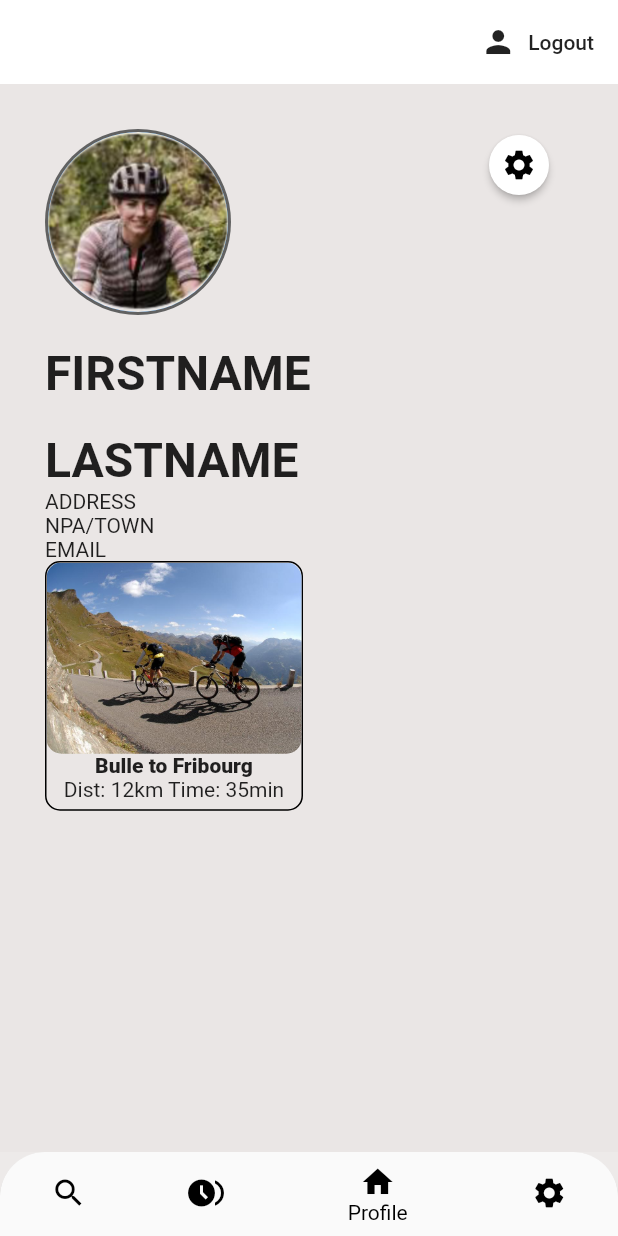
After one commit to ndevanthery/cycling_routes, a Flutter app: the screen it shows once a user with an empty profile is signed in, item 3 of the bottom bar chosen, on a phone screen of 412 x 824 dp. The commit adds this screen. Run offline on Flutter 3.47's test engine with Material 2 defaults, Android fonts, the phone set to English and light mode, and no system bars; our stand-ins replace cloud_firestore, firebase_auth, firebase_core, flutter_map, flutter_spinkit, geolocator and 1 more; missing offline and left inert: dart:html; accounts and stored records are empty.

Commit message:
Profile page beginning

```diff
--- a/lib/Screens/home/home.dart
+++ b/lib/Screens/home/home.dart
@@ -1,16 +1,29 @@
 import 'package:cycling_routes/Screens/map/mapView.dart';
+import 'package:cycling_routes/Screens/profile/Profile.dart';
 import 'package:cycling_routes/Services/auth.dart';
 import 'package:flutter/material.dart';
 
-class Home extends StatelessWidget {
+class Home extends StatefulWidget {
   Home({Key? key}) : super(key: key);
 
+  @override
+  State<Home> createState() => _HomeState();
+}
+
+class _HomeState extends State<Home> {
   final AuthService _auth = AuthService();
+
+  int _selectedIndex = 0;
+  List<Widget> _pages = <Widget>[
+    Container(child: Center(child: Text("list of routes"))),
+    MapPage(),
+    ProfilePage(),
+    Container(child: Center(child: Text("Settings"))),
+  ];
 
   @override
   Widget build(BuildContext context) {
     return Scaffold(
-      backgroundColor: Colors.white,
       appBar: AppBar(
         backgroundColor: Colors.white,
         elevation: 0.0,
@@ -25,12 +38,37 @@ class Home extends StatelessWidget {
           )
         ],
       ),
-      body: TextButton(
-          onPressed: () {
-            Navigator.push(
-                context, MaterialPageRoute(builder: (context) => MapView()));
-          },
-          child: Text("MAP")),
+      body: Center(
+        child: _pages.elementAt(_selectedIndex), //New
+      ),
+      bottomNavigationBar: ClipRRect(
+        borderRadius: BorderRadius.only(
+            topRight: Radius.circular(30), topLeft: Radius.circular(30)),
+        child: BottomNavigationBar(
+          items: [
+            BottomNavigationBarItem(
+              icon: Icon(
+                Icons.search,
+                color: Colors.black,
+              ),
+              label: "Search",
+            ),
+            BottomNavigationBarItem(
+                icon: Icon(Icons.browse_gallery), label: "Map"),
+            BottomNavigationBarItem(icon: Icon(Icons.home), label: "Profile"),
+            BottomNavigationBarItem(
+                icon: Icon(Icons.settings), label: "Settings"),
+          ],
+          onTap: _onItemTapped,
+          currentIndex: _selectedIndex,
+        ),
+      ),
     );
   }
+
+  void _onItemTapped(int index) {
+    setState(() {
+      _selectedIndex = index;
+    });
+  }
 }
--- a/lib/Screens/map/mapView.dart
+++ b/lib/Screens/map/mapView.dart
@@ -3,14 +3,14 @@ import 'package:flutter_map/flutter_map.dart';
 import 'package:geolocator/geolocator.dart';
 import 'package:latlong2/latlong.dart';
 
-class MapView extends StatefulWidget {
-  const MapView({Key? key}) : super(key: key);
+class MapPage extends StatefulWidget {
+  const MapPage({Key? key}) : super(key: key);
 
   @override
-  State<MapView> createState() => _MapViewState();
+  State<MapPage> createState() => _MapPageState();
 }
 
-class _MapViewState extends State<MapView> {
+class _MapPageState extends State<MapPage> {
   Position? _position;
 
   void _getCurrentLocation() async {
@@ -52,9 +52,6 @@ class _MapViewState extends State<MapView> {
   @override
   Widget build(BuildContext context) {
     return Scaffold(
-        appBar: AppBar(
-          title: Text("map display"),
-        ),
         body: FlutterMap(
       options: MapOptions(
           minZoom: 7,
--- /dev/null
+++ b/lib/Screens/profile/Profile.dart
@@ -0,0 +1,69 @@
+import 'package:cycling_routes/Shared/components/route_card.dart';
+import 'package:flutter/material.dart';
+import 'package:flutter/src/foundation/key.dart';
+import 'package:flutter/src/widgets/framework.dart';
+
+class ProfilePage extends StatefulWidget {
+  const ProfilePage({Key? key}) : super(key: key);
+
+  @override
+  State<ProfilePage> createState() => _ProfilePageState();
+}
+
+class _ProfilePageState extends State<ProfilePage> {
+  @override
+  Widget build(BuildContext context) {
+    return Scaffold(
+      body: Padding(
+        padding: const EdgeInsets.fromLTRB(30, 30, 30, 10),
+        child: Column(
+          crossAxisAlignment: CrossAxisAlignment.start,
+          children: [
+            Row(
+              mainAxisAlignment: MainAxisAlignment.spaceBetween,
+              crossAxisAlignment: CrossAxisAlignment.start,
+              children: [
+                CircleAvatar(
+                  radius: 62,
+                  backgroundColor: Colors.grey[700],
+                  child: CircleAvatar(
+                    backgroundImage: AssetImage('assets/profile_pic.png'),
+                    radius: 60,
+                  ),
+                ),
+                ElevatedButton(
+                  style: ElevatedButton.styleFrom(
+                    primary: Colors.white,
+                    shape: CircleBorder(),
+                  ),
+                  onPressed: () {},
+                  child: Padding(
+                    padding: const EdgeInsets.all(8.0),
+                    child: Icon(
+                      Icons.settings,
+                      color: Colors.black,
+                    ),
+                  ),
+                ),
+              ],
+            ),
+            SizedBox(height: 20),
+            Text(
+              "FIRSTNAME",
+              style: TextStyle(fontSize: 32, fontWeight: FontWeight.bold),
+            ),
+            SizedBox(height: 20),
+            Text(
+              "LASTNAME",
+              style: TextStyle(fontSize: 32, fontWeight: FontWeight.bold),
+            ),
+            Text("ADDRESS"),
+            Text("NPA/TOWN"),
+            Text("EMAIL"),
+            RouteCard(),
+          ],
+        ),
+      ),
+    );
+  }
+}
--- /dev/null
+++ b/lib/Shared/components/route_card.dart
@@ -0,0 +1,41 @@
+import 'dart:html';
+
+import 'package:flutter/cupertino.dart';
+import 'package:flutter/material.dart';
+import 'package:flutter/src/foundation/key.dart';
+import 'package:flutter/src/widgets/framework.dart';
+
+class RouteCard extends StatelessWidget {
+  const RouteCard({Key? key}) : super(key: key);
+
+  @override
+  Widget build(BuildContext context) {
+    return Container(
+      padding: EdgeInsets.only(bottom: 5),
+      decoration: BoxDecoration(
+        border: Border.all(color: Colors.black),
+        borderRadius: BorderRadius.circular(10),
+      ),
+      child: Column(
+        children: [
+          ClipRRect(
+            borderRadius: BorderRadius.circular(10),
+            child: Image(
+              fit: BoxFit.cover,
+              image: AssetImage("assets/velo_tour.jpg"),
+              width: 170,
+            ),
+          ),
+          Text(
+            "Bulle to Fribourg",
+            style: TextStyle(fontWeight: FontWeight.w800),
+          ),
+          Text(
+            "Dist: 12km Time: 35min",
+            overflow: TextOverflow.clip,
+          )
+        ],
+      ),
+    );
+  }
+}
--- a/lib/main.dart
+++ b/lib/main.dart
@@ -1,7 +1,7 @@
-
 import 'package:cycling_routes/Screens/wrapper.dart';
 import 'package:cycling_routes/Services/auth.dart';
 import 'package:cycling_routes/Shared/components/loading.dart';
+import 'package:cycling_routes/themes/customTheme.dart';
 import 'package:firebase_core/firebase_core.dart';
 import 'package:flutter/material.dart';
 import 'package:flutter_spinkit/flutter_spinkit.dart';
@@ -11,7 +11,7 @@ import 'Models/user_m.dart';
 import 'Shared/firebase_options.dart';
 
 void main() {
-    WidgetsFlutterBinding.ensureInitialized();
+  WidgetsFlutterBinding.ensureInitialized();
   runApp(MyApp());
 }
 
@@ -49,7 +49,9 @@ class MyApp extends StatelessWidget {
           return StreamProvider<UserM?>.value(
             value: AuthService().user,
             initialData: null,
-            child: const MaterialApp(
+            child: MaterialApp(
+              theme: CustomTheme(),
+              darkTheme: CustomNightTheme(),
               debugShowCheckedModeBanner: false,
               home: Wrapper(),
             ),
@@ -62,7 +64,6 @@ class MyApp extends StatelessWidget {
             ),
           );
         }
-
       }),
     );
   }
--- /dev/null
+++ b/lib/themes/customTheme.dart
@@ -0,0 +1,20 @@
+import 'package:flutter/material.dart';
+
+ThemeData CustomTheme() {
+  return ThemeData(
+      scaffoldBackgroundColor: Color.fromARGB(218, 234, 230, 229),
+      appBarTheme: AppBarTheme(color: Colors.white),
+      bottomNavigationBarTheme: BottomNavigationBarThemeData(
+        backgroundColor: Colors.white,
+        selectedItemColor: Colors.black,
+        unselectedItemColor: Colors.black,
+      ),
+      iconTheme: IconThemeData(color: Colors.black),
+
+
+      );
+}
+
+ThemeData CustomNightTheme() {
+  return ThemeData.dark();
+}
--- a/pubspec.yaml
+++ b/pubspec.yaml
@@ -66,8 +66,8 @@ flutter:
   uses-material-design: true
 
   # To add assets to your application, add an assets section, like this:
-  # assets:
-  #   - images/a_dot_burr.jpeg
+  assets:
+    - assets/
   #   - images/a_dot_ham.jpeg
 
   # An image asset can refer to one or more resolution-specific "variants", see
```
Also changed, not shown: assets/profile_pic.png (added), assets/velo_tour.jpg (added). Lines whose indentation alone changed are shown as unchanged.
